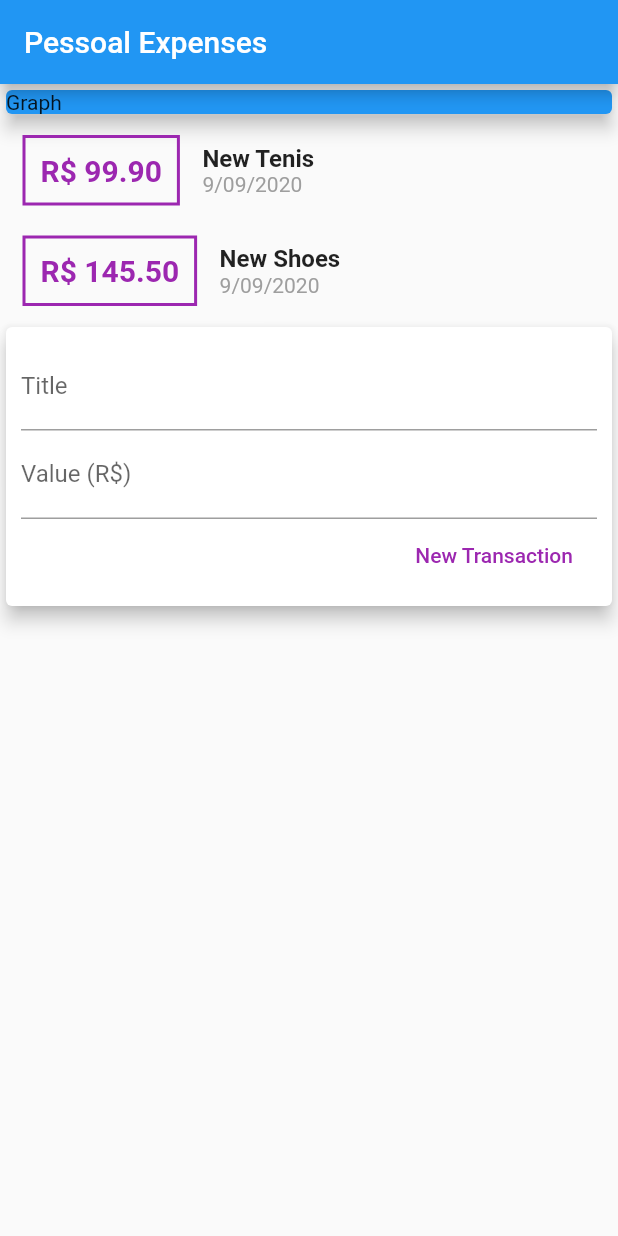
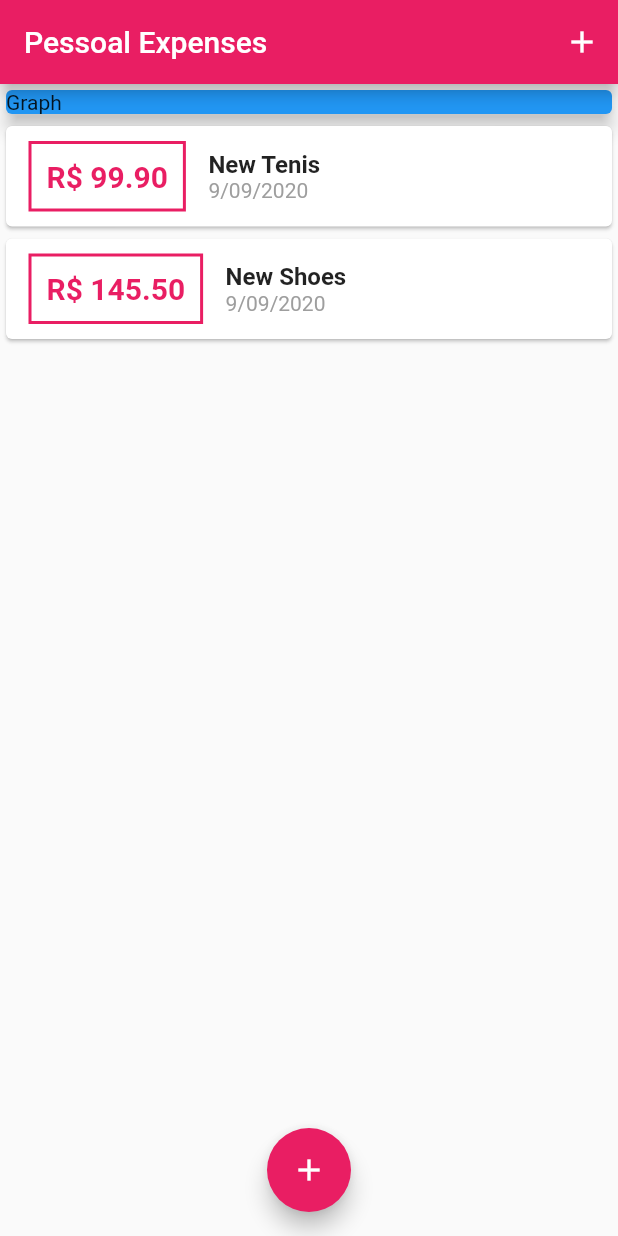
Before and after one commit to avatarrrrr/expenses, a Flutter app: the screen it shows after launch, on a phone screen of 412 x 824 dp. Run offline on Flutter 3.47's test engine with Material 2 defaults, Android fonts, the phone set to English and light mode, and no system bars.

Commit message:
List View and more improvements

```diff
--- a/lib/components/transaction_list.dart
+++ b/lib/components/transaction_list.dart
@@ -9,17 +9,21 @@ class TransactionList extends StatelessWidget {
 
   @override
   Widget build(BuildContext context) {
-    return Column(
-      children: transactions
-          .map(
-            (tr) => Row(children: [
+    return Container(
+      height: 300,
+      child: ListView.builder(
+        itemCount: transactions.length,
+        itemBuilder: (ctx, index) {
+          final tr = transactions[index];
+          return Card(
+            child: Row(children: [
               Container(
                 child: Text(
                   'R\$ ${tr.value.toStringAsFixed(2)}',
                   style: TextStyle(
                     fontWeight: FontWeight.bold,
                     fontSize: 20,
-                    color: Colors.purple,
+                    color: Theme.of(context).primaryColor,
                   ),
                 ),
                 margin: EdgeInsets.symmetric(
@@ -28,8 +32,8 @@ class TransactionList extends StatelessWidget {
                 ),
                 decoration: BoxDecoration(
                   border: Border.all(
-                    color: Colors.purple,
                     width: 2,
+                    color: Theme.of(context).primaryColor,
                   ),
                 ),
                 padding: EdgeInsets.all(10),
@@ -51,8 +55,9 @@ class TransactionList extends StatelessWidget {
                 crossAxisAlignment: CrossAxisAlignment.start,
               )
             ]),
-          )
-          .toList(),
+          );
+        },
+      ),
     );
   }
 }
--- a/lib/components/transaction_user.dart
+++ /dev/null
@@ -1,28 +0,0 @@
-import 'package:flutter/material.dart';
-import 'transaction_form.dart';
-import 'transaction_list.dart';
-import '../models/transactions.dart';
-
-class TransactionUser extends StatefulWidget {
-  @override
-  _TransactionUserState createState() => _TransactionUserState();
-}
-
-class _TransactionUserState extends State<TransactionUser> {
-  final _transactions = [
-    Transaction(
-        id: 't1', title: 'New Tenis', value: 99.9, date: DateTime.now()),
-    Transaction(
-        id: 't2', title: 'New Shoes', value: 145.5, date: DateTime.now()),
-  ];
-
-  @override
-  Widget build(BuildContext context) {
-    return Column(
-      children: [
-        TransactionList(_transactions),
-        TransactionForm(),
-      ],
-    );
-  }
-}
--- a/lib/main.dart
+++ b/lib/main.dart
@@ -1,5 +1,8 @@
 import 'package:flutter/material.dart';
-import 'components/transaction_user.dart';
+import 'components/transaction_form.dart';
+import 'components/transaction_list.dart';
+import 'models/transactions.dart';
+import 'dart:math';
 
 main() => runApp(ExpensesApp());
 
@@ -8,18 +11,72 @@ class ExpensesApp extends StatelessWidget {
   Widget build(BuildContext context) {
     return MaterialApp(
       home: MyHomePage(),
+      theme: ThemeData(
+        primarySwatch: Colors.pink,
+      ),
     );
   }
 }
 
-class MyHomePage extends StatelessWidget {
+class MyHomePage extends StatefulWidget {
+  @override
+  _MyHomePageState createState() => _MyHomePageState();
+}
+
+class _MyHomePageState extends State<MyHomePage> {
+  final _transactions = [
+    Transaction(
+      id: 't1',
+      title: 'New Tenis',
+      value: 99.9,
+      date: DateTime.now(),
+    ),
+    Transaction(
+      id: 't2',
+      title: 'New Shoes',
+      value: 145.5,
+      date: DateTime.now(),
+    ),
+  ];
+
+  void _addTransaction(String title, double value) {
+    final newTransaction = Transaction(
+      id: Random().nextDouble().toString(),
+      title: title,
+      value: value,
+      date: DateTime.now(),
+    );
+
+    setState(() {
+      _transactions.add(newTransaction);
+    });
+
+    Navigator.of(context).pop();
+  }
+
+  void _openTransactionFormModal(BuildContext context) {
+    showModalBottomSheet(
+      context: context,
+      builder: (_) {
+        return TransactionForm(_addTransaction);
+      },
+    );
+  }
+
   @override
   Widget build(BuildContext context) {
     return Scaffold(
       appBar: AppBar(
         title: Text('Pessoal Expenses'),
+        actions: [
+          IconButton(
+            icon: Icon(Icons.add),
+            onPressed: () => _openTransactionFormModal(context),
           ),
-      body: Column(
+        ],
+      ),
+      body: SingleChildScrollView(
+        child: Column(
           crossAxisAlignment: CrossAxisAlignment.stretch,
           children: [
             Container(
@@ -29,9 +86,15 @@ class MyHomePage extends StatelessWidget {
                 color: Colors.blue,
               ),
             ),
-          TransactionUser(),
+            TransactionList(_transactions),
           ],
         ),
+      ),
+      floatingActionButton: FloatingActionButton(
+        child: Icon(Icons.add),
+        onPressed: () => _openTransactionFormModal(context),
+      ),
+      floatingActionButtonLocation: FloatingActionButtonLocation.centerFloat,
     );
   }
 }
```
Also changed, not shown: lib/components/transaction_form.dart (+26 -7 lines), pubspec.yaml (+13 -11 lines), assets/fonts/OpenSans-Bold.ttf (added), assets/fonts/OpenSans-Regular.ttf (added), assets/fonts/Quicksand-Bold.ttf (added), assets/fonts/Quicksand-Light.ttf (added), assets/fonts/Quicksand-Medium.ttf (added), assets/fonts/Quicksand-Regular.ttf (added). Lines whose indentation alone changed are shown as unchanged.
